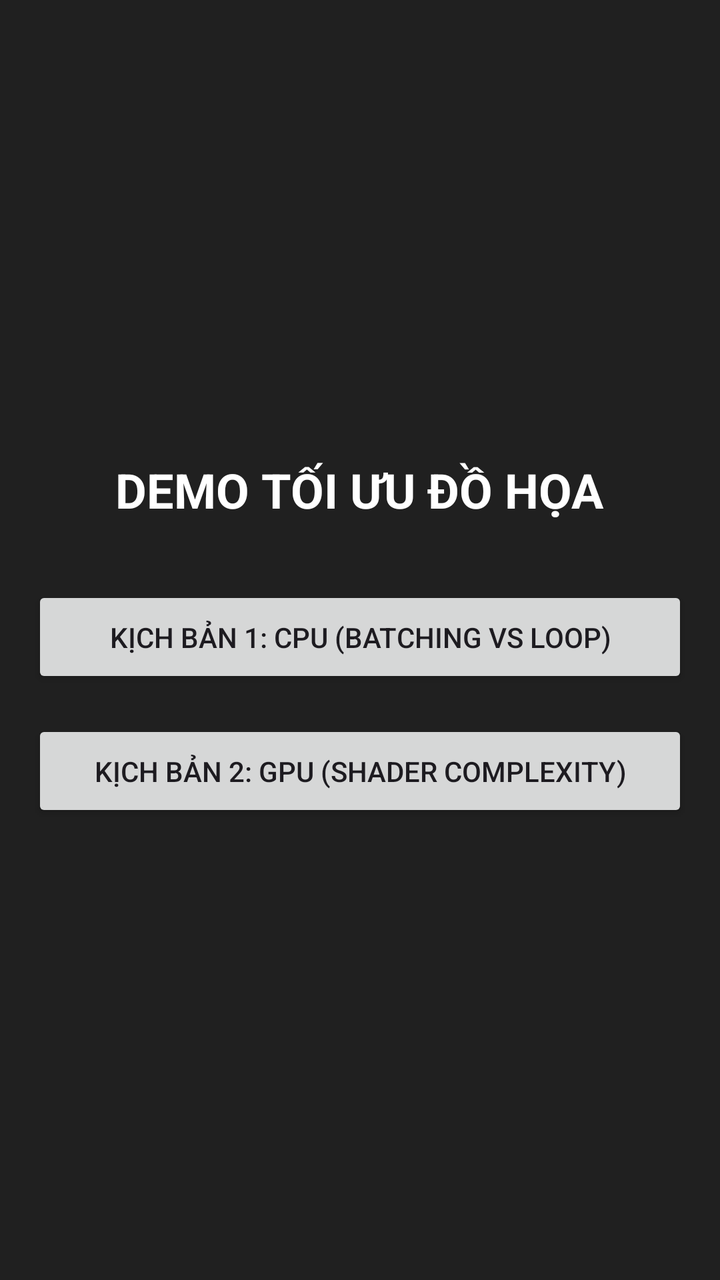
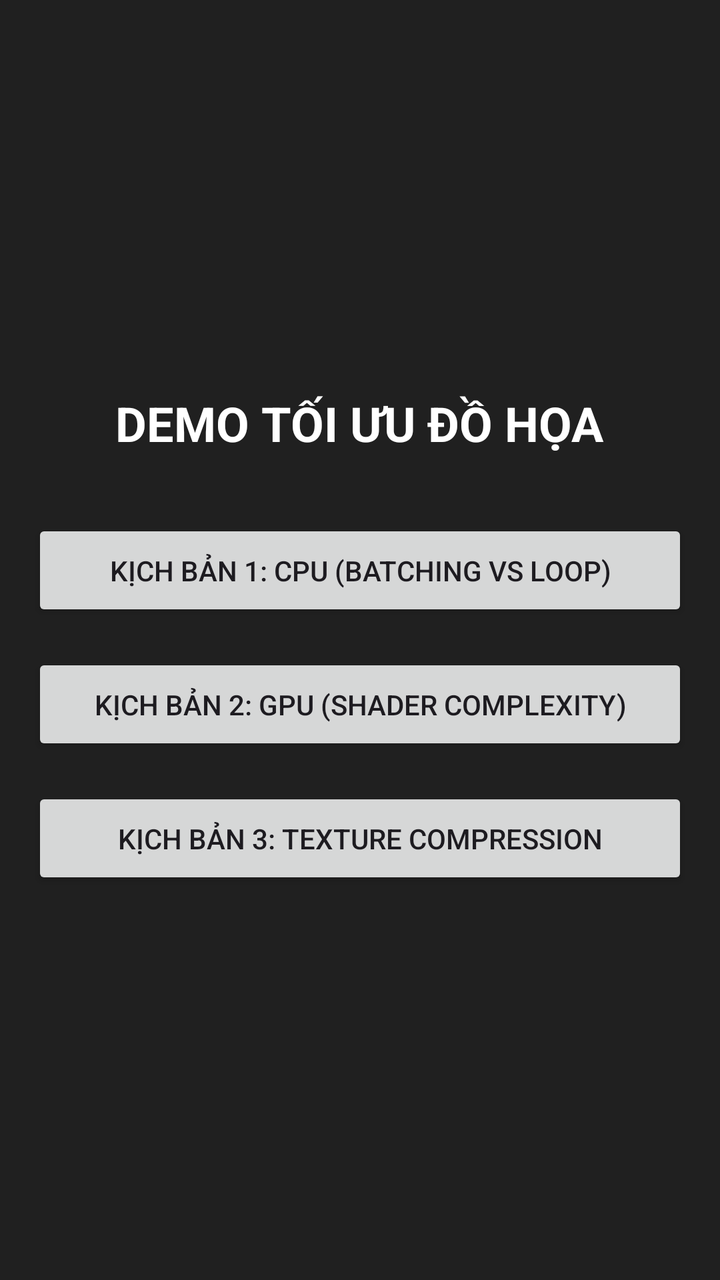

Compare the two renders of this Android layout. The source of the first and the diff that turns it into the second are given below.
<!-- AndroidManifest.xml: application theme Theme.Optimization -->
<!-- res/layout/activity_opengl_selector.xml -->
<?xml version="1.0" encoding="utf-8"?>
<LinearLayout xmlns:android="http://schemas.android.com/apk/res/android"
    android:layout_width="match_parent"
    android:layout_height="match_parent"
    android:orientation="vertical"
    android:gravity="center"
    android:padding="16dp"
    android:background="#202020">

    <TextView
        android:layout_width="wrap_content"
        android:layout_height="wrap_content"
        android:text="DEMO TỐI ƯU ĐỒ HỌA"
        android:textColor="#FFFFFF"
        android:textSize="24sp"
        android:textStyle="bold"
        android:layout_marginBottom="32dp"/>

    <Button
        android:id="@+id/btnScenarioCpu"
        android:layout_width="match_parent"
        android:layout_height="wrap_content"
        android:text="Kịch bản 1: CPU (Batching vs Loop)"
        android:padding="16dp"
        android:layout_marginBottom="16dp"/>

    <Button
        android:id="@+id/btnScenarioGpu"
        android:layout_width="match_parent"
        android:layout_height="wrap_content"
        android:text="Kịch bản 2: GPU (Shader Complexity)"
        android:padding="16dp"/>

</LinearLayout>
<!-- resources referenced by this layout -->
<resources>
  <style name="Theme.Optimization" parent="Base.Theme.Optimization" />
  <style name="Base.Theme.Optimization" parent="Theme.Material3.DayNight.NoActionBar">
          
          
      </style>
</resources>

<!-- the commit's change to res/layout/activity_opengl_selector.xml (unified diff, before → after) -->
@@ -29,6 +29,14 @@
         android:layout_width="match_parent"
         android:layout_height="wrap_content"
         android:text="Kịch bản 2: GPU (Shader Complexity)"
+        android:padding="16dp"
+        android:layout_marginBottom="16dp"/>
+
+    <Button
+        android:id="@+id/btnScenarioTexture"
+        android:layout_width="match_parent"
+        android:layout_height="wrap_content"
+        android:text="Kịch bản 3: Texture Compression"
         android:padding="16dp"/>
 
 </LinearLayout>
